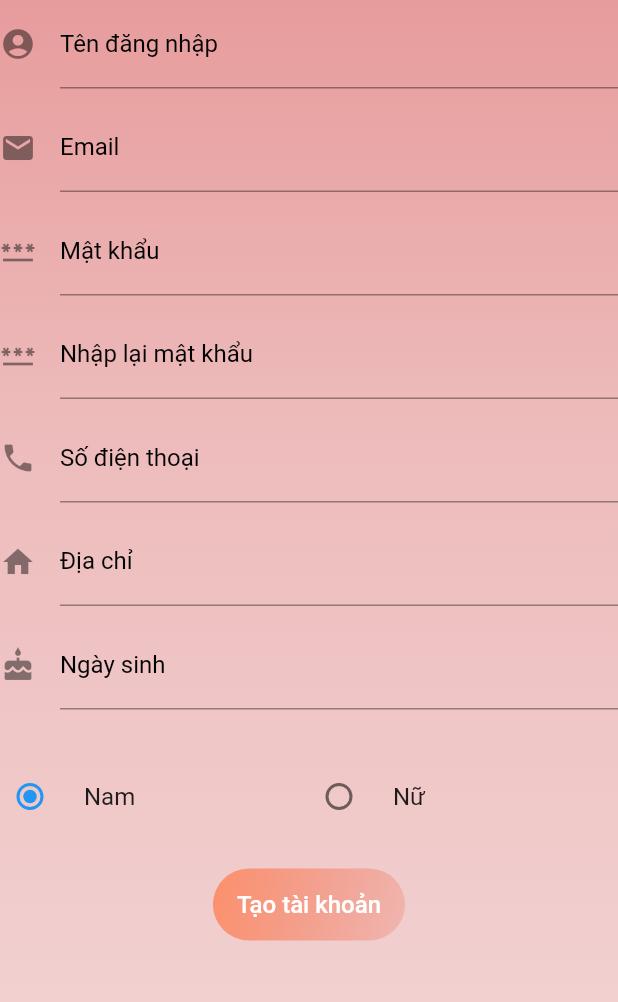
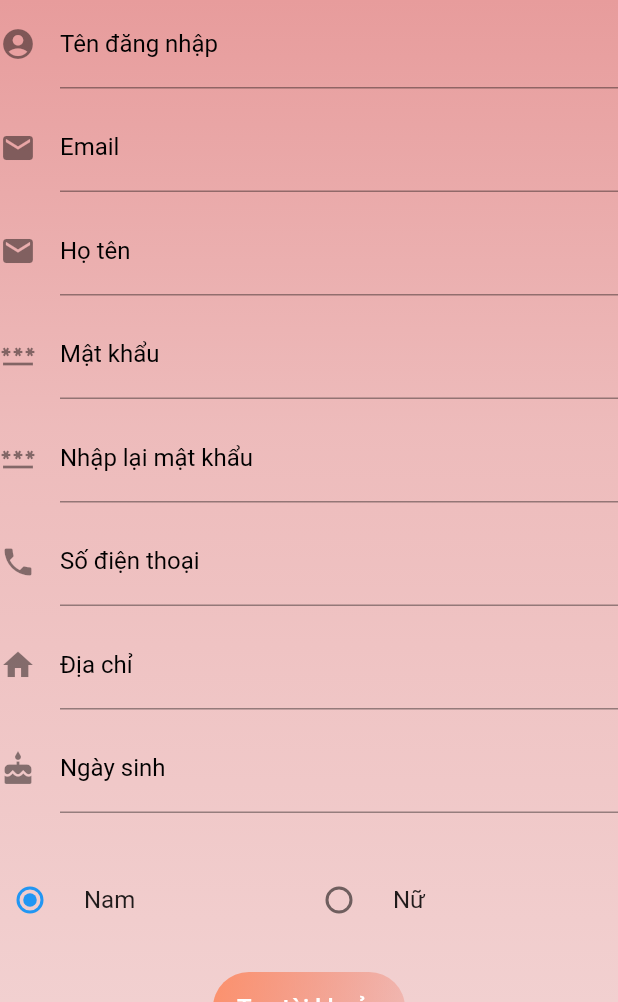
Before and after one commit to TuyetNhu17/demo_third, a Flutter app: the SignupSreen screen opened by its route, on a phone screen of 412 x 824 dp, the part 234-1236 px from its top. Run offline on Flutter 3.47's test engine with Material 2 defaults, Android fonts, the phone set to English and light mode, and no system bars; our stand-ins replace cached_network_image, dio; network calls fail.

Commit message:
FormDangKichuaco_ngaysinh_avatar

```diff
--- a/lib/Element/textfield.dart
+++ b/lib/Element/textfield.dart
@@ -1,14 +1,15 @@
 import 'package:flutter/material.dart';
 import 'package:flutter/services.dart';
 
-Widget form(String a, IconData icon, TextInputType type, bool obcure) {
+Widget form(String a, IconData icon, TextInputType type, bool obcure,TextEditingController controllername) {
   return TextFormField(
     decoration: InputDecoration(labelText: a, icon: Icon(icon),labelStyle: TextStyle(color: Colors.black),focusColor: Colors.black),
     keyboardType: type,
     obscureText: obcure,
-    // validator: (newvalue) {
-    //   if (newvalue.isEmpty) {
-    //     return '$a is required';
+    controller: controllername,
+    // validator: (value) {
+    //   if (alue.isEmpty) {
+    //     return 'Vui lòng nhập $controllername';
     //   }
     // },
     // onSaved: (value) => ,
--- a/lib/Signup.dart
+++ b/lib/Signup.dart
@@ -1,11 +1,11 @@
-
-
 import 'package:flutter/material.dart';
 import 'package:giaodien/Element/colorbutton.dart';
+import 'package:giaodien/routes/home/home.dart';
 import 'Element/textfield.dart';
 import 'Element/General.dart';
 import 'Element/Titile.dart';
 
+import 'routes/API/APIaccount.dart';
 
 enum sex { nam, nu }
 sex _sex = sex.nam;
@@ -18,6 +18,10 @@ class SignupSreen extends StatefulWidget {
 }
 
 class Signup extends State<SignupSreen> {
+  var aaaa;
+
+  get diachi => null;
+
   Column radio(String a, sex gioitinh) {
     return Column(
       mainAxisSize: MainAxisSize.min,
@@ -38,6 +42,18 @@ class Signup extends State<SignupSreen> {
     );
   }
 
+  final GlobalKey<FormState> _formKey = GlobalKey<FormState>();
+
+  TextEditingController _tendangnhap = TextEditingController();
+  TextEditingController _email = TextEditingController();
+  TextEditingController _matkhau = TextEditingController();
+  final TextEditingController _xacnhanmatkhau = TextEditingController();
+  TextEditingController _sdt = TextEditingController();
+  TextEditingController _diachi = TextEditingController();
+  TextEditingController _ngaysinh = TextEditingController();
+  TextEditingController _gioitinh = TextEditingController();
+  TextEditingController _hoten = TextEditingController();
+
   @override
   Widget build(BuildContext context) {
     return Scaffold(
@@ -45,9 +61,12 @@ class Signup extends State<SignupSreen> {
           title: TitleAppBar('Đăng kí'),
           backgroundColor: Color(0xffe59191),
         ),
-        body: background(ListView(
+        body: background(
+            ListView(
               children: [
-                          Column(
+                Form(
+                  key: _formKey,
+                  child: Column(
                     mainAxisAlignment: MainAxisAlignment.spaceEvenly,
                     children: <Widget>[
                       Image.asset(
@@ -57,37 +76,42 @@ class Signup extends State<SignupSreen> {
                         fit: BoxFit.cover,
                       ),
                       form("Tên đăng nhập", Icons.account_circle,
-                                  TextInputType.text, false),
+                          TextInputType.text, false, _tendangnhap),
                       const SizedBox(
                         height: 10,
                       ),
-                              form("Email", Icons.email, TextInputType.text,
-                                  false),
+                      form("Email", Icons.email, TextInputType.text, false,
+                          _email),
                       const SizedBox(
                         height: 10,
                       ),
-                              form("Mật khẩu", Icons.password,
-                                  TextInputType.text, true),
+                      form("Họ tên", Icons.email, TextInputType.text, false,
+                          _hoten),
+                      const SizedBox(
+                        height: 10,
+                      ),
+                      form("Mật khẩu", Icons.password, TextInputType.text, true,
+                          _matkhau),
                       const SizedBox(
                         height: 10,
                       ),
                       form("Nhập lại mật khẩu", Icons.password,
-                                  TextInputType.text, true),
+                          TextInputType.text, true, _xacnhanmatkhau),
                       const SizedBox(
                         height: 10,
                       ),
-                              form("Số điện thoại", Icons.phone,
-                                  TextInputType.number, false),
+                      form("Số điện thoại", Icons.phone, TextInputType.number,
+                          false, _sdt),
                       const SizedBox(
                         height: 10,
                       ),
-                              form("Địa chỉ", Icons.home, TextInputType.text,
-                                  false),
+                      form("Địa chỉ", Icons.home, TextInputType.text, false,
+                          _diachi),
                       const SizedBox(
                         height: 10,
                       ),
-                              form("Ngày sinh", Icons.cake,
-                                  TextInputType.datetime, false),
+                      form("Ngày sinh", Icons.cake, TextInputType.datetime,
+                          false, _ngaysinh),
                       const SizedBox(
                         height: 10,
                       ),
@@ -103,18 +127,41 @@ class Signup extends State<SignupSreen> {
                       ),
                       colorbutton(FlatButton(
                         onPressed: () {
-                                  Navigator.pushNamed(context, '/second');
+                          if (_formKey.currentState!.validate()) {
+                            DangKiTaiKhoan();
+                            print('Sucess');
+                          } else {
+                            print('Unsuccess');
+                          }
                         },
                         child: const Text(
                           "Tạo tài khoản",
-                                  style: TextStyle(
-                                      fontSize: 16, color: Colors.white),
+                          style: TextStyle(fontSize: 16, color: Colors.white),
                         ),
                       )),
                     ],
                   ),
+                ),
               ],
-                      ), context)
-                );
+            ),
+            context));
+  }
+
+  // ignore: non_constant_identifier_names
+  Future DangKiTaiKhoan() async {
+    Map<String, String> data = {
+      '_tendangnhap': _tendangnhap.text,
+      '_email': _email.text,
+      '_matkhau': _matkhau.text,
+      '_hoten': _hoten.text,
+      '_sodienthoai': _sdt.text,
+      '_diachi': _diachi.text,
+    };
+    var res = await postData(data, 'khachHang/');
+    if (res == 'Success') {
+      Navigator.pushNamed(context, '/second');
+    } else {
+      print('Fail');
     }
   }
+}
--- a/lib/main.dart
+++ b/lib/main.dart
@@ -48,6 +48,7 @@ class MyApp extends StatelessWidget {
         '/method_pay': (context) =>  MethodPayScreen(),
         '/pay': (context) => PayScreen(),
         '/shopping_address': (context) => ShoppingAddressScreen(),
+        '/findproduct':(context)=> CustomSearch(),
       },
       debugShowCheckedModeBanner: false,
     );
--- a/lib/routes/API/loaisanpham.dart
+++ b/lib/routes/API/APIcatagory.dart
@@ -1,5 +1,4 @@
 import 'dart:convert';
-import 'package:flutter/cupertino.dart';
 import 'package:http/http.dart' as http;
 import '../models/catagory.dart';
 
--- a/lib/routes/home/home.dart
+++ b/lib/routes/home/home.dart
@@ -3,7 +3,7 @@ import 'package:flutter/material.dart';
 import 'package:flutter/services.dart';
 import 'package:giaodien/Element/General.dart';
 import 'package:giaodien/SanPham.dart';
-import 'package:giaodien/routes/API/loaisanpham.dart';
+import 'package:giaodien/routes/API/APIcatagory.dart';
 import 'package:giaodien/routes/models/catagory.dart';
 import '../models/banner.dart';
 import '../account/myhome.dart';
--- a/pubspec.yaml
+++ b/pubspec.yaml
@@ -37,6 +37,7 @@ dependencies:
   http: ^0.13.4
   provider: ^6.0.2
   cached_network_image: ^3.2.0
+  dio: ^4.0.4
 
 dev_dependencies:
   flutter_test:
```
Also changed, not shown: lib/ChangePass.dart (+23 -16 lines), lib/ForgotPass.dart (+15 -15 lines), lib/SanPham.dart (+133 -16 lines), lib/routes/API/APIaccount.dart (added, +19 -0 lines), lib/routes/API/APIproduct.dart (added, +30 -0 lines), lib/routes/API/sanpham.dart (deleted, +0 -29 lines), lib/routes/models/account.dart (added, +42 -0 lines), pubspec.lock. Lines whose indentation alone changed are shown as unchanged.
